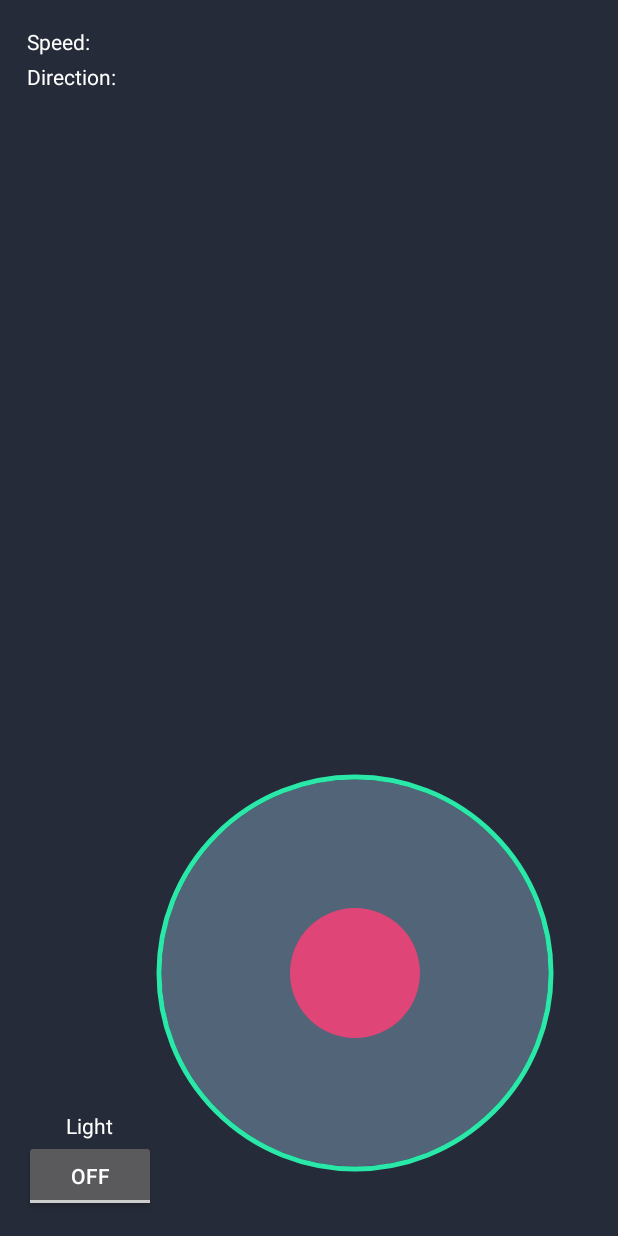
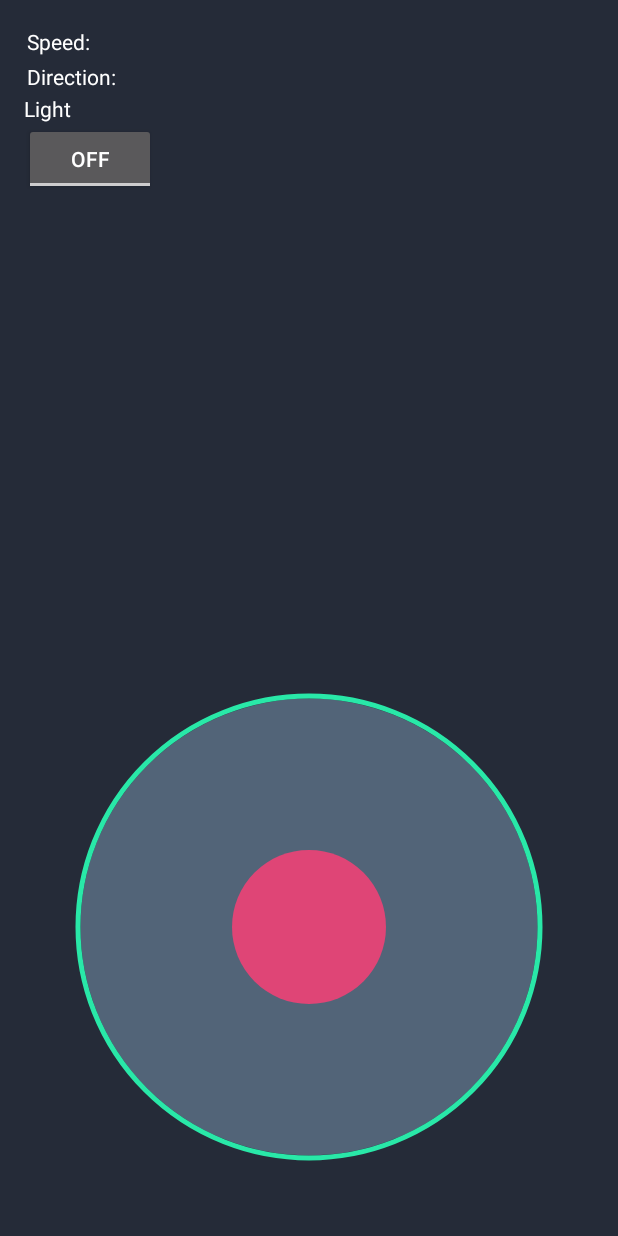
Before and after one commit to tranleduy2000/CarController, an Android app: the layout controller.xml on its own in the app's theme, with its tools: preview values and no code run, on a phone screen of 412 x 824 dp. Run offline under Robolectric (Android 15) with nearby library versions, the phone set to English and light mode, and no system bars.

Commit message:
Support portrait mode

```diff
--- a/app/src/main/AndroidManifest.xml
+++ b/app/src/main/AndroidManifest.xml
@@ -15,15 +15,15 @@
         android:supportsRtl="true"
         android:theme="@style/AppTheme"
         tools:ignore="GoogleAppIndexingWarning">
-        <activity
-            android:name=".MainActivity"
-            android:screenOrientation="landscape">
+
+        <activity android:name=".MainActivity">
             <intent-filter>
                 <action android:name="android.intent.action.MAIN" />
 
                 <category android:name="android.intent.category.LAUNCHER" />
             </intent-filter>
         </activity>
+
     </application>
 
 </manifest>
--- a/app/src/main/res/layout/controller.xml
+++ b/app/src/main/res/layout/controller.xml
@@ -9,6 +9,7 @@
     tools:showIn="@layout/activity_main">
 
     <LinearLayout
+        android:id="@+id/container_information"
         android:layout_width="wrap_content"
         android:layout_height="wrap_content"
         android:layout_alignParentStart="true"
@@ -32,17 +33,6 @@
             android:text="Direction: "
             android:textColor="?android:textColorPrimary" />
 
-    </LinearLayout>
-
-    <LinearLayout
-        android:layout_width="wrap_content"
-        android:layout_height="wrap_content"
-        android:layout_alignParentStart="true"
-        android:layout_alignParentBottom="true"
-        android:layout_margin="16dp"
-        android:gravity="center_horizontal"
-        android:orientation="vertical">
-
         <android.support.v7.widget.AppCompatTextView
             android:layout_width="wrap_content"
             android:layout_height="wrap_content"
@@ -57,8 +47,8 @@
 
     <io.github.controlwear.virtual.joystick.android.JoystickView
         android:id="@+id/joystick_view"
-        android:layout_width="350dp"
-        android:layout_height="350dp"
+        android:layout_width="match_parent"
+        android:layout_height="match_parent"
         android:layout_alignParentEnd="true"
         android:layout_alignParentBottom="true"
         app:JV_backgroundColor="#526478"
```
Also changed, not shown: app/src/main/java/com/duy/adruino/car/MainActivity.java (+9 -8 lines), app/src/main/java/com/duy/adruino/car/connection/CommandCache.java (+4 -4 lines).
